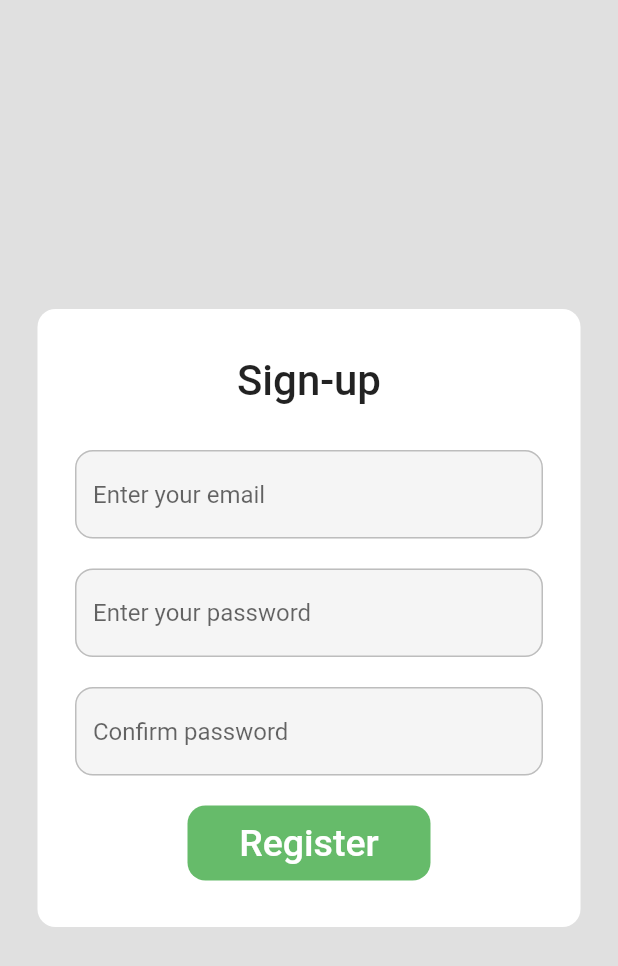
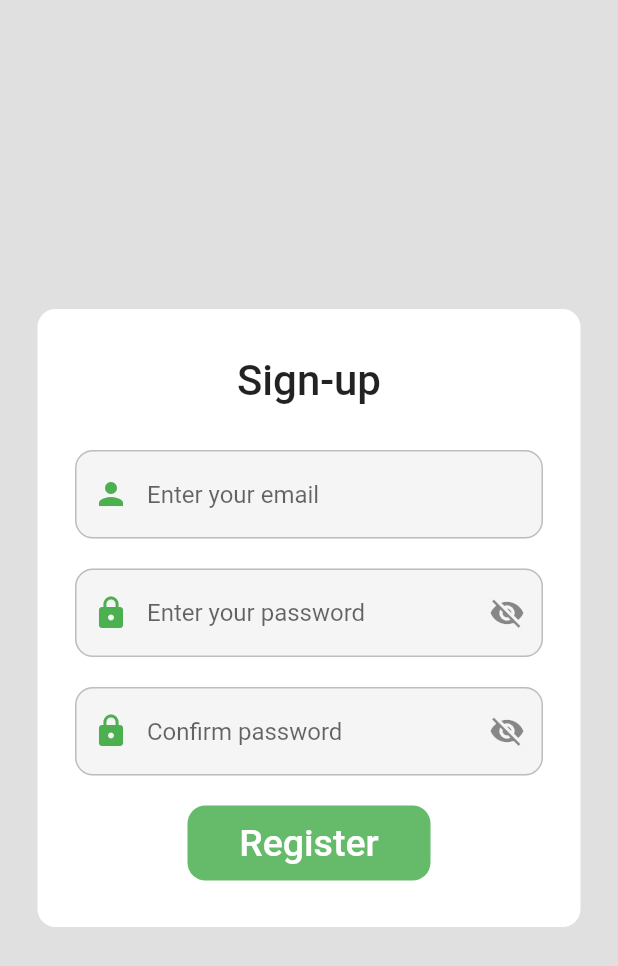
Before and after one commit to ayushh-gautam/cuddly-memory, a Flutter app: the screen it shows after launch, after a tap on "Register", on a phone screen of 412 x 824 dp. Shown: the top 966 px of the screen. Run offline on Flutter 3.47's test engine with Material 2 defaults, Android fonts, the phone set to English and light mode, and no system bars; our stand-ins replace firebase_auth, firebase_core, google_sign_in; accounts and stored records are empty; network calls fail.

Commit message:
did some changes

```diff
--- a/lib/pages/loginPages/login.dart
+++ b/lib/pages/loginPages/login.dart
@@ -3,7 +3,6 @@
 import 'package:firebase_auth/firebase_auth.dart';
 import 'package:flutter/cupertino.dart';
 import 'package:flutter/material.dart';
-
 import 'package:new_project/pages/loginPages/signup.dart';
 import 'package:new_project/pages/modules/authService.dart';
 import 'package:new_project/pages/widgets/myButton.dart';
@@ -53,6 +52,8 @@ class _LoginPageState extends State<LoginPage> {
 
   final emailController = TextEditingController();
   final passController = TextEditingController();
+
+  bool _obsecureText = true;
   @override
   Widget build(BuildContext context) {
     return Scaffold(
@@ -88,6 +89,10 @@ class _LoginPageState extends State<LoginPage> {
                     height: 20,
                   ),
                   MyTextField(
+                    prefixIcon: Icon(
+                      Icons.person,
+                      color: Colors.green,
+                    ),
                     myController: emailController,
                     mytext: 'Enter your email.',
                     obsecureText: false,
@@ -96,9 +101,23 @@ class _LoginPageState extends State<LoginPage> {
                     height: 15,
                   ),
                   MyTextField(
+                    prefixIcon: Icon(
+                      Icons.lock,
+                      color: Colors.green,
+                    ),
+                    suffixicon: GestureDetector(
+                      onTap: () {
+                        setState(() {
+                          _obsecureText = !_obsecureText;
+                        });
+                      },
+                      child: Icon(_obsecureText
+                          ? Icons.visibility
+                          : Icons.visibility_off),
+                    ),
                     myController: passController,
                     mytext: 'Enter your password',
-                    obsecureText: true,
+                    obsecureText: _obsecureText,
                   ),
 
                   SizedBox(
--- a/lib/pages/loginPages/signup.dart
+++ b/lib/pages/loginPages/signup.dart
@@ -18,6 +18,8 @@ class _SignUpState extends State<SignUp> {
   final emailController = TextEditingController();
   final passController = TextEditingController();
   final cpassController = TextEditingController();
+  bool _passobsecureText = false;
+  bool _cpassobsecureText = false;
 
   void register() async {
     if (passController.text == cpassController.text) {
@@ -74,6 +76,10 @@ class _SignUpState extends State<SignUp> {
               height: 30,
             ),
             MyTextField(
+                prefixIcon: Icon(
+                  Icons.person,
+                  color: Colors.green,
+                ),
                 mytext: 'Enter your email',
                 obsecureText: false,
                 myController: emailController),
@@ -81,15 +87,43 @@ class _SignUpState extends State<SignUp> {
               height: 20,
             ),
             MyTextField(
+                prefixIcon: Icon(
+                  Icons.lock,
+                  color: Colors.green,
+                ),
                 mytext: 'Enter your password',
-                obsecureText: false,
+                suffixicon: GestureDetector(
+                  onTap: () {
+                    setState(() {
+                      _passobsecureText = !_passobsecureText;
+                    });
+                  },
+                  child: Icon(_passobsecureText
+                      ? Icons.visibility
+                      : Icons.visibility_off),
+                ),
+                obsecureText: _passobsecureText,
                 myController: passController),
             SizedBox(
               height: 20,
             ),
             MyTextField(
+                prefixIcon: Icon(
+                  Icons.lock,
+                  color: Colors.green,
+                ),
                 mytext: 'Confirm password',
-                obsecureText: false,
+                obsecureText: _cpassobsecureText,
+                suffixicon: GestureDetector(
+                  onTap: () {
+                    setState(() {
+                      _cpassobsecureText = !_cpassobsecureText;
+                    });
+                  },
+                  child: Icon(_cpassobsecureText
+                      ? Icons.visibility
+                      : Icons.visibility_off),
+                ),
                 myController: cpassController),
             SizedBox(
               height: 20,
--- a/lib/pages/mainPages/homePage.dart
+++ b/lib/pages/mainPages/homePage.dart
@@ -1,11 +1,11 @@
-// ignore_for_file: prefer_const_constructors
+// ignore_for_file: prefer_const_constructors, prefer_interpolation_to_compose_strings
 
 import 'package:firebase_auth/firebase_auth.dart';
 import 'package:flutter/material.dart';
 import 'package:new_project/pages/widgets/myButton.dart';
 
 class HomePage extends StatefulWidget {
-  HomePage({super.key});
+  const HomePage({super.key});
 
   @override
   State<HomePage> createState() => _HomePageState();
--- a/lib/pages/modules/authPage.dart
+++ b/lib/pages/modules/authPage.dart
@@ -8,10 +8,14 @@ class AuthPage extends StatelessWidget {
 
   @override
   Widget build(BuildContext context) {
+
     return Scaffold(
         body: StreamBuilder<User?>(
       stream: FirebaseAuth.instance.authStateChanges(),
       builder: (context, snapshot) {
+
+
+
         if (snapshot.hasData) {
           return HomePage();
         } else {
--- a/lib/pages/modules/authService.dart
+++ b/lib/pages/modules/authService.dart
@@ -1,10 +1,10 @@
+// ignore_for_file: file_names
+
 import 'package:firebase_auth/firebase_auth.dart';
 import 'package:google_sign_in/google_sign_in.dart';
 
 class AuthService {
   signInWithGoogle() async {
-    final GoogleSignIn googleSignIn = GoogleSignIn();
-
     final GoogleSignInAccount? guser = await GoogleSignIn().signIn();
 
     // authentication
--- a/lib/pages/widgets/textBox.dart
+++ b/lib/pages/widgets/textBox.dart
@@ -4,12 +4,16 @@ import 'package:flutter/material.dart';
 class MyTextField extends StatelessWidget {
   String? mytext;
   bool obsecureText;
+  Widget? suffixicon;
+  Widget? prefixIcon;
   TextEditingController myController;
 
   MyTextField({
     Key? key,
     required this.mytext,
     required this.obsecureText,
+    this.suffixicon,
+    this.prefixIcon,
     required this.myController,
   }) : super(key: key);
 
@@ -21,6 +25,8 @@ class MyTextField extends StatelessWidget {
         controller: myController,
         obscureText: obsecureText,
         decoration: InputDecoration(
+            prefixIcon: prefixIcon,
+            suffixIcon: suffixicon,
             border: InputBorder.none,
             fillColor: Colors.grey.shade100,
             filled: true,
```
